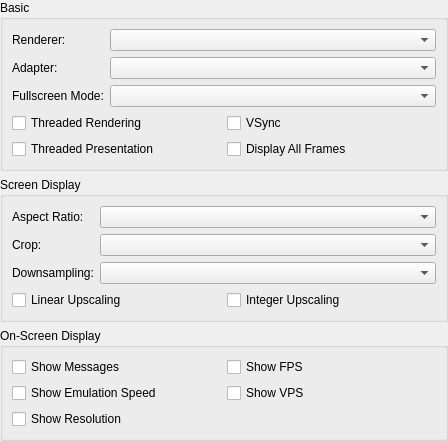
First picture: the form in src/duckstation-qt/displaysettingswidget.ui, repository kofxi3584karlayang/duckstation, before the edit.
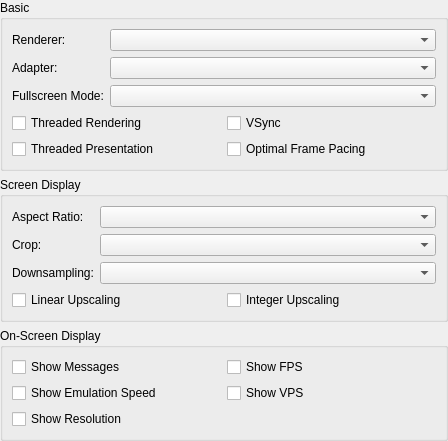
Second picture: the form after the edit.

Commit message: Settings: Rename 'Display All Frames' to 'Optimal Frame Pacing'

Diff of the .ui file:
```diff
--- a/src/duckstation-qt/displaysettingswidget.ui
+++ b/src/duckstation-qt/displaysettingswidget.ui
@@ -88,7 +88,7 @@
         <item row="1" column="1">
          <widget class="QCheckBox" name="displayAllFrames">
           <property name="text">
-           <string>Display All Frames</string>
+           <string>Optimal Frame Pacing</string>
           </property>
          </widget>
         </item>
```
The commit also changes 2 other files.
